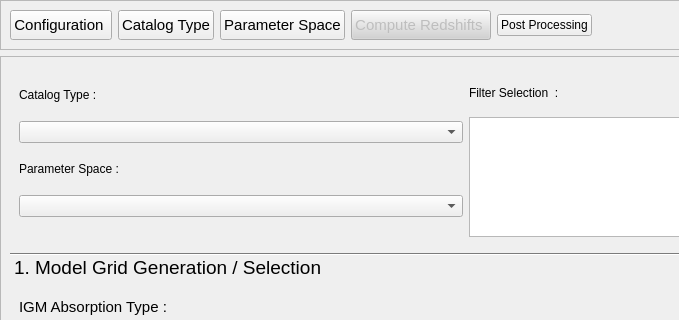
Before: the Qt Designer form PhzQtUI/auxdir/PhzQtUI/FormAnalysis.ui in astrorama/Phosphoros, drawn with Qt 5; both pictures show x 0 to 679 and y 0 to 320 of the 932 by 848 pixel window.
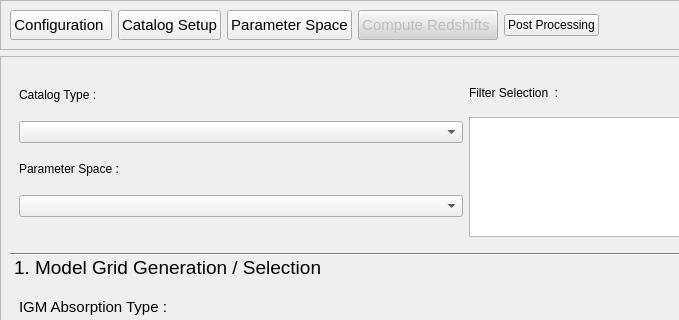
After: the same form once the commit is applied. The open tabs and pages were chosen to show the change.

```diff
--- a/PhzQtUI/auxdir/PhzQtUI/FormAnalysis.ui
+++ b/PhzQtUI/auxdir/PhzQtUI/FormAnalysis.ui
@@ -79,7 +79,7 @@
          <string>Define the Mapping between the catalog file(s) columns and the filters</string>
         </property>
         <property name="text">
-         <string>Catalog Type</string>
+         <string>Catalog Setup</string>
         </property>
        </widget>
       </item>
```
Left out of the diff: 12 changed lines with no effect on the pictures.
